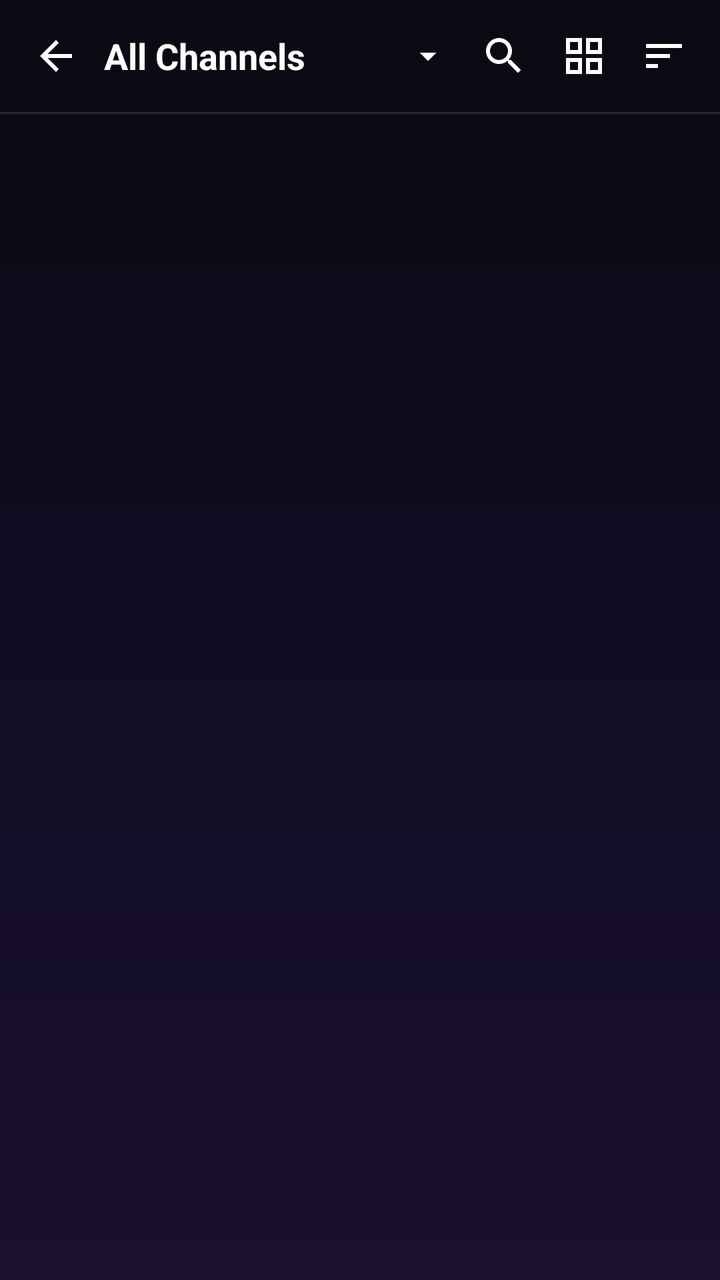
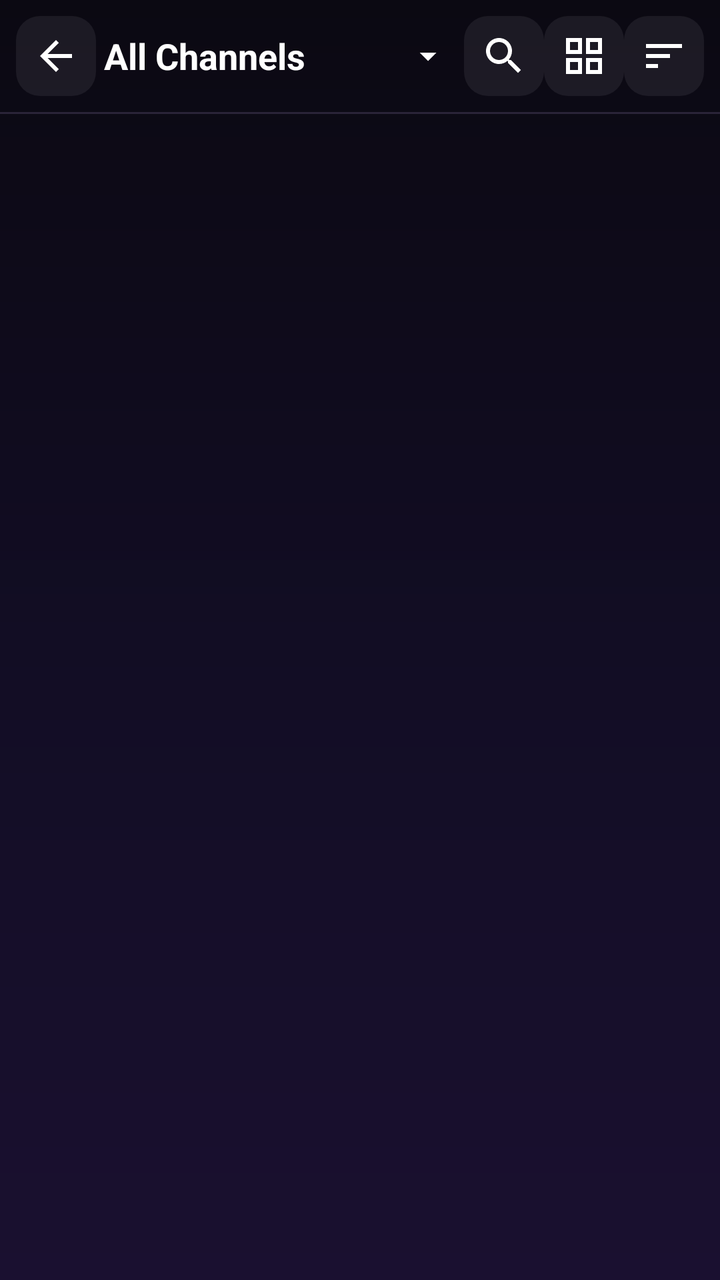

An Android layout rendered at two revisions. The XML below is the earlier revision; the diff shows what the commit changed to produce the second picture.
<!-- AndroidManifest.xml: application theme Theme.IPTVPlayer -->
<!-- res/layout/activity_channel_list.xml -->
<?xml version="1.0" encoding="utf-8"?>
<LinearLayout
    xmlns:android="http://schemas.android.com/apk/res/android"
    xmlns:app="http://schemas.android.com/apk/res-auto"
    android:layout_width="match_parent"
    android:layout_height="match_parent"
    android:orientation="vertical"
    android:background="@drawable/bg_app_gradient">

    
    <LinearLayout
        android:layout_width="match_parent"
        android:layout_height="56dp"
        android:orientation="horizontal"
        android:gravity="center_vertical"
        android:paddingHorizontal="8dp"
        android:background="@android:color/transparent"
        android:descendantFocusability="blocksDescendants">

        <ImageButton
            android:id="@+id/btnBack"
            android:layout_width="40dp"
            android:layout_height="40dp"
            android:background="?attr/selectableItemBackgroundBorderless"
            android:src="@drawable/ic_arrow_back"
            android:tint="@color/colorChannelName"
            android:focusable="false"
            android:focusableInTouchMode="false"
            android:contentDescription="Back" />

        <TextView
            android:id="@+id/tvTitle"
            android:layout_width="0dp"
            android:layout_height="wrap_content"
            android:layout_weight="1"
            android:layout_marginStart="4dp"
            android:text="All Channels"
            android:textColor="@color/colorChannelName"
            android:textSize="18sp"
            android:textStyle="bold"
            android:focusable="false" />

        <ImageView
            android:id="@+id/ivDropdown"
            android:layout_width="20dp"
            android:layout_height="20dp"
            android:layout_marginEnd="8dp"
            android:src="@drawable/ic_dropdown"
            android:tint="@color/colorChannelName"
            android:focusable="false" />

        <ImageButton
            android:id="@+id/btnSearch"
            android:layout_width="40dp"
            android:layout_height="40dp"
            android:background="?attr/selectableItemBackgroundBorderless"
            android:src="@drawable/ic_search"
            android:tint="@color/colorChannelName"
            android:focusable="false"
            android:focusableInTouchMode="false"
            android:contentDescription="Search" />

        <ImageButton
            android:id="@+id/btnToggleView"
            android:layout_width="40dp"
            android:layout_height="40dp"
            android:background="?attr/selectableItemBackgroundBorderless"
            android:src="@drawable/ic_grid"
            android:tint="@color/colorChannelName"
            android:focusable="false"
            android:focusableInTouchMode="false"
            android:contentDescription="Toggle View" />

        <ImageButton
            android:id="@+id/btnSortList"
            android:layout_width="40dp"
            android:layout_height="40dp"
            android:background="?attr/selectableItemBackgroundBorderless"
            android:src="@drawable/ic_sort"
            android:tint="@color/colorChannelName"
            android:focusable="false"
            android:focusableInTouchMode="false"
            android:contentDescription="Sort" />

    </LinearLayout>

    
    <LinearLayout
        android:id="@+id/searchBar"
        android:layout_width="match_parent"
        android:layout_height="48dp"
        android:orientation="horizontal"
        android:gravity="center_vertical"
        android:paddingHorizontal="12dp"
        android:background="@color/colorSurface"
        android:visibility="gone">

        <ImageView
            android:layout_width="20dp"
            android:layout_height="20dp"
            android:src="@drawable/ic_search"
            android:tint="@color/colorSubText"
            android:layout_marginEnd="8dp"
            android:focusable="false" />

        <EditText
            android:id="@+id/etSearch"
            android:layout_width="0dp"
            android:layout_height="match_parent"
            android:layout_weight="1"
            android:background="@android:color/transparent"
            android:hint="@string/search_hint"
            android:textColor="@color/colorChannelName"
            android:textColorHint="@color/colorSubText"
            android:textSize="15sp"
            android:inputType="text"
            android:imeOptions="actionSearch"
            android:maxLines="1" />

        <ImageButton
            android:id="@+id/btnClearSearch"
            android:layout_width="32dp"
            android:layout_height="32dp"
            android:background="?attr/selectableItemBackgroundBorderless"
            android:src="@drawable/ic_delete"
            android:tint="@color/colorSubText"
            android:focusable="false"
            android:contentDescription="Clear" />

    </LinearLayout>

    
    <View
        android:layout_width="match_parent"
        android:layout_height="1dp"
        android:background="@color/colorDivider" />

    
    <TextView
        android:id="@+id/tvChecking"
        android:layout_width="match_parent"
        android:layout_height="wrap_content"
        android:padding="6dp"
        android:background="@color/colorSurface"
        android:gravity="center"
        android:textColor="@color/colorOrange"
        android:textSize="12sp"
        android:visibility="gone" />

    
    <FrameLayout
        android:layout_width="match_parent"
        android:layout_height="match_parent">

        <androidx.recyclerview.widget.RecyclerView
            android:id="@+id/recyclerChannels"
            android:layout_width="match_parent"
            android:layout_height="match_parent"
            android:clipToPadding="false"
            android:paddingBottom="8dp"
            android:focusable="false"
            android:descendantFocusability="blocksDescendants" />

        <ProgressBar
            android:id="@+id/progressBar"
            android:layout_width="wrap_content"
            android:layout_height="wrap_content"
            android:layout_gravity="center"
            android:indeterminateTint="@color/colorOrange"
            android:focusable="false"
            android:visibility="gone" />

        <TextView
            android:id="@+id/tvEmpty"
            android:layout_width="wrap_content"
            android:layout_height="wrap_content"
            android:layout_gravity="center"
            android:text="@string/no_channels"
            android:textColor="@color/colorSubText"
            android:textSize="16sp"
            android:focusable="false"
            android:visibility="gone" />

    </FrameLayout>

</LinearLayout>
<!-- resources referenced by this layout -->
<resources>
  <color name="colorChannelName">#FFFFFF</color>
  <color name="colorDivider">#2A2438</color>
  <color name="colorOrange">#FF8A3C</color>
  <color name="colorSubText">#9A90AC</color>
  <color name="colorSurface">#171322</color>
  <!-- drawable bg_app_gradient (drawable) -->
  <?xml version="1.0" encoding="utf-8"?>
  <shape xmlns:android="http://schemas.android.com/apk/res/android"
      android:shape="rectangle">
      <gradient
          android:angle="270"
          android:startColor="@color/colorGradientBgStart"
          android:centerColor="#120D24"
          android:endColor="@color/colorGradientBgEnd"
          android:type="linear" />
  </shape>
  <!-- drawable ic_arrow_back (drawable) -->
  <?xml version="1.0" encoding="utf-8"?>
  <vector xmlns:android="http://schemas.android.com/apk/res/android"
      android:width="24dp"
      android:height="24dp"
      android:viewportWidth="24"
      android:viewportHeight="24">
      <path
          android:fillColor="@android:color/white"
          android:pathData="M20,11H7.83l5.59,-5.59L12,4l-8,8 8,8 1.41,-1.41L7.83,13H20v-2z" />
  </vector>
  <!-- drawable ic_delete (drawable) -->
  <?xml version="1.0" encoding="utf-8"?>
  <vector xmlns:android="http://schemas.android.com/apk/res/android"
      android:width="24dp"
      android:height="24dp"
      android:viewportWidth="24"
      android:viewportHeight="24">
      <path
          android:fillColor="?attr/colorOnSurface"
          android:pathData="M6,19c0,1.1 0.9,2 2,2h8c1.1,0 2,-0.9 2,-2V7H6v12zM19,4h-3.5l-1,-1h-5l-1,1H5v2h14V4z" />
  </vector>
  <!-- drawable ic_dropdown (drawable) -->
  <?xml version="1.0" encoding="utf-8"?>
  <vector xmlns:android="http://schemas.android.com/apk/res/android"
      android:width="20dp" android:height="20dp"
      android:viewportWidth="24" android:viewportHeight="24">
      <path android:fillColor="#FFFFFF"
          android:pathData="M7,10l5,5 5,-5z"/>
  </vector>
  <!-- drawable ic_sort (drawable) -->
  <?xml version="1.0" encoding="utf-8"?>
  <vector xmlns:android="http://schemas.android.com/apk/res/android"
      android:width="24dp" android:height="24dp"
      android:viewportWidth="24" android:viewportHeight="24">
      <path android:fillColor="#FFFFFF"
          android:pathData="M3,18h6v-2H3v2zM3,6v2h18V6H3zM3,13h12v-2H3v2z"/>
  </vector>
  <string name="no_channels">No channels found</string>
  <string name="search_hint">Search channels…</string>
  <color name="colorGradientBgStart">#0B0912</color>
  <color name="colorGradientBgEnd">#1A1030</color>
  <color name="colorPrimary">#FF8A3C</color>
  <color name="colorPrimaryVariant">#E06A1F</color>
  <color name="colorOnPrimary">#FFFFFF</color>
  <color name="colorSecondary">#E8388A</color>
  <color name="colorOnSecondary">#FFFFFF</color>
  <color name="colorBackground">#0B0912</color>
  <color name="colorOnSurface">#F6F1FF</color>
  <color name="colorError">#FF5C8A</color>
  <!-- unchanged entries left out for length: 3 -->
</resources>

<!-- the commit's change to res/layout/activity_channel_list.xml (unified diff, before → after) -->
@@ -21,7 +21,7 @@
             android:id="@+id/btnBack"
             android:layout_width="40dp"
             android:layout_height="40dp"
-            android:background="?attr/selectableItemBackgroundBorderless"
+            android:background="@drawable/bg_icon_chip"
             android:src="@drawable/ic_arrow_back"
             android:tint="@color/colorChannelName"
             android:focusable="false"
@@ -53,7 +53,7 @@
             android:id="@+id/btnSearch"
             android:layout_width="40dp"
             android:layout_height="40dp"
-            android:background="?attr/selectableItemBackgroundBorderless"
+            android:background="@drawable/bg_icon_chip"
             android:src="@drawable/ic_search"
             android:tint="@color/colorChannelName"
             android:focusable="false"
@@ -64,7 +64,7 @@
             android:id="@+id/btnToggleView"
             android:layout_width="40dp"
             android:layout_height="40dp"
-            android:background="?attr/selectableItemBackgroundBorderless"
+            android:background="@drawable/bg_icon_chip"
             android:src="@drawable/ic_grid"
             android:tint="@color/colorChannelName"
             android:focusable="false"
@@ -75,7 +75,7 @@
             android:id="@+id/btnSortList"
             android:layout_width="40dp"
             android:layout_height="40dp"
-            android:background="?attr/selectableItemBackgroundBorderless"
+            android:background="@drawable/bg_icon_chip"
             android:src="@drawable/ic_sort"
             android:tint="@color/colorChannelName"
             android:focusable="false"
@@ -157,6 +157,7 @@
             android:layout_width="match_parent"
             android:layout_height="match_parent"
             android:clipToPadding="false"
+            android:clipChildren="false"
             android:paddingBottom="8dp"
             android:focusable="false"
             android:descendantFocusability="blocksDescendants" />
<!-- resource entries referenced after the edit -->
@@ -16,6 +16,35 @@
           android:endColor="@color/colorGradientBgEnd"
           android:type="linear" />
   </shape>
+  <!-- drawable bg_icon_chip (drawable) -->
+  <?xml version="1.0" encoding="utf-8"?>
+  <selector xmlns:android="http://schemas.android.com/apk/res/android">
+      <item android:state_focused="true">
+          <shape>
+              <gradient
+                  android:angle="0"
+                  android:startColor="#40FF9A3C"
+                  android:endColor="#40E8388A" />
+              <stroke android:width="1.5dp" android:color="@color/colorOrange" />
+              <corners android:radius="12dp" />
+          </shape>
+      </item>
+      <item android:state_pressed="true">
+          <shape>
+              <gradient
+                  android:angle="0"
+                  android:startColor="#33FF9A3C"
+                  android:endColor="#33E8388A" />
+              <corners android:radius="12dp" />
+          </shape>
+      </item>
+      <item>
+          <shape>
+              <solid android:color="#12FFFFFF" />
+              <corners android:radius="12dp" />
+          </shape>
+      </item>
+  </selector>
   <!-- drawable ic_arrow_back (drawable) -->
   <?xml version="1.0" encoding="utf-8"?>
   <vector xmlns:android="http://schemas.android.com/apk/res/android"
